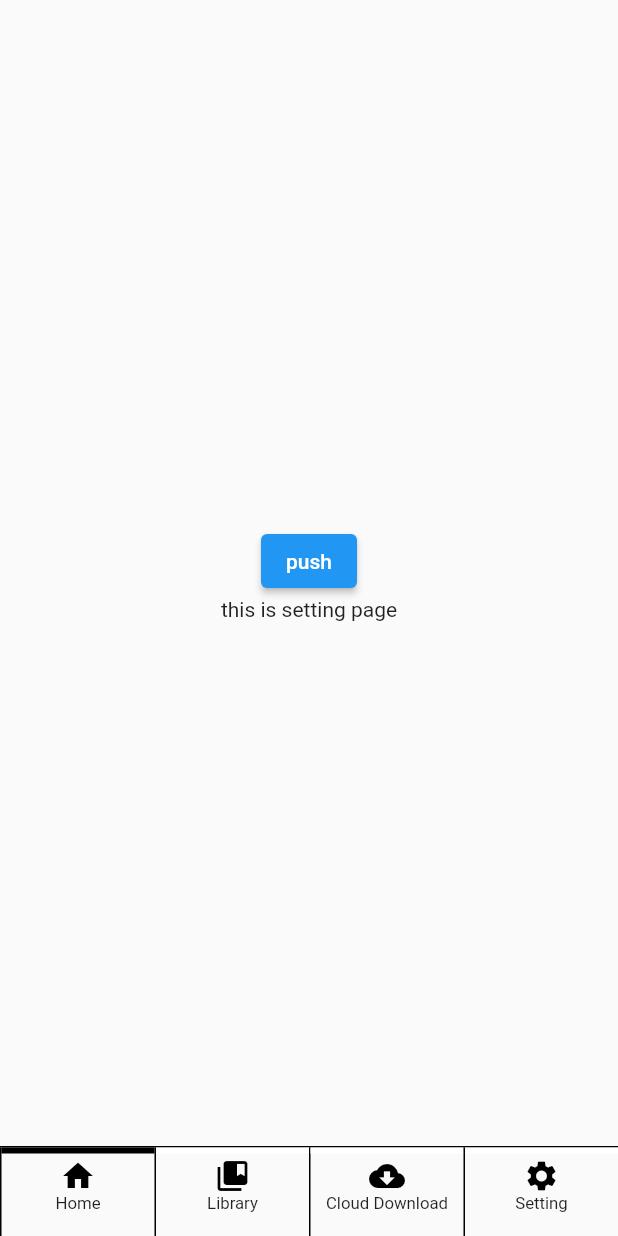
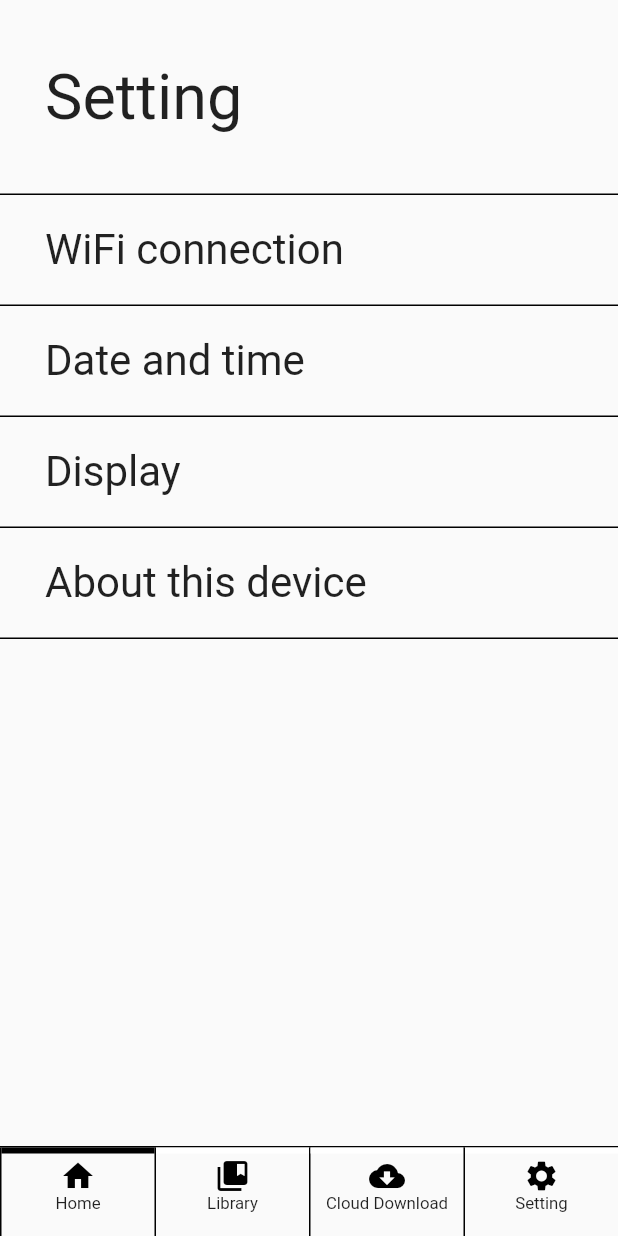
Before and after one commit to Kongpob-R/epaperdisplaylauncher, a Flutter app: the screen it shows after launch, swiped to page 4, on a phone screen of 412 x 824 dp. Run offline on Flutter 3.47's test engine with Material 2 defaults, Android fonts, the phone set to English and light mode, and no system bars; drawn by our look-alikes of scrollable_positioned_list; our stand-ins replace qr_flutter; missing offline and left inert: android_intent_plus, device_apps, epubx.

Commit message:
fill content in settingPage

```diff
--- a/lib/setting_page.dart
+++ b/lib/setting_page.dart
@@ -1,11 +1,63 @@
 import 'package:flutter/material.dart';
+import 'package:scrollable_positioned_list/scrollable_positioned_list.dart';
 import 'package:android_intent_plus/android_intent.dart';
 import 'package:android_intent_plus/flag.dart';
 
-class SettingPage extends StatelessWidget {
+class SettingPage extends StatefulWidget {
   const SettingPage({Key? key}) : super(key: key);
 
-  void launchPage(BuildContext context) {
+  @override
+  State<SettingPage> createState() => _SettingPageState();
+}
+
+class _SettingPageState extends State<SettingPage> {
+  final ItemScrollController itemScrollController = ItemScrollController();
+  final ItemPositionsListener itemPositionsListener =
+      ItemPositionsListener.create();
+
+  late final List settings;
+
+  @override
+  void initState() {
+    super.initState();
+    settings = [
+      'WiFi connection',
+      'Date and time',
+      'Display',
+      'About this device',
+    ];
+  }
+
+  void launchPage(String page) {
+    switch (page) {
+      case 'WiFi connection':
+        const intent = AndroidIntent(
+          action: 'onyx.settings.action.wifi',
+        );
+        intent.launch();
+        break;
+      case 'Date and time':
+        const intent = AndroidIntent(
+          action: 'onyx.settings.action.datetime',
+        );
+        intent.launch();
+        break;
+      case 'Display':
+        const intent = AndroidIntent(
+          action: 'android.settings.DISPLAY_SETTINGS',
+        );
+        intent.launch();
+        break;
+      case 'Test':
+        const intent = AndroidIntent(
+          action: 'android.intent.action.MAIN',
+          package: 'com.onyx.android.onyxotaservice',
+          flags: <int>[Flag.FLAG_ACTIVITY_NEW_TASK],
+        );
+        intent.launch();
+        break;
+      default:
+    }
     // Navigator.push(
     //   context,
     //   PageRouteBuilder(
@@ -17,11 +69,6 @@ class SettingPage extends StatelessWidget {
     //   ),
     // );
     // const intent = AndroidIntent(
-    //   action: 'action_application_details_settings',
-    //   data: 'package:com.happysoft.epaperdisplaylauncher',
-    // );
-    // intent.launch();
-    // const intent = AndroidIntent(
     //   action: 'onyx_epdc_update_to_display()',
     // );
     // intent.sendBroadcast();
@@ -29,18 +76,49 @@ class SettingPage extends StatelessWidget {
 
   @override
   Widget build(BuildContext context) {
-    return Container(
+    return SafeArea(
       child: Column(
-        mainAxisAlignment: MainAxisAlignment.center,
+        crossAxisAlignment: CrossAxisAlignment.start,
         children: <Widget>[
-          ElevatedButton(
-            onPressed: () {
-              launchPage(context);
-            },
-            child: const Text('push'),
+          Container(
+            width: double.infinity,
+            padding: const EdgeInsets.symmetric(vertical: 40, horizontal: 30),
+            decoration: const BoxDecoration(
+              border: Border(
+                bottom: BorderSide(width: 1),
+              ),
+            ),
+            child: const Text(
+              'Setting',
+              textScaleFactor: 3,
+            ),
           ),
-          const Center(
-            child: Text('this is setting page'),
+          Expanded(
+            child: ScrollablePositionedList.builder(
+              itemCount: settings.length,
+              itemScrollController: itemScrollController,
+              itemPositionsListener: itemPositionsListener,
+              itemBuilder: (BuildContext context, int index) {
+                return GestureDetector(
+                  onTap: () {
+                    launchPage(settings[index]);
+                  },
+                  child: Container(
+                    padding: const EdgeInsets.symmetric(
+                      vertical: 20,
+                      horizontal: 30,
+                    ),
+                    decoration: const BoxDecoration(
+                      border: Border(bottom: BorderSide(width: 1)),
+                    ),
+                    child: Text(
+                      settings[index],
+                      textScaleFactor: 2,
+                    ),
+                  ),
+                );
+              },
+            ),
           ),
         ],
       ),
```
